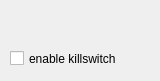
Before: the Qt Designer form mainwindow.ui in killuglyjoe/KillswitchTest, drawn with Qt 5.
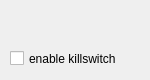
After: the same form once the commit is applied.

The edit to the form file:
```diff
--- a/mainwindow.ui
+++ b/mainwindow.ui
@@ -6,10 +6,16 @@
    <rect>
     <x>0</x>
     <y>0</y>
-    <width>160</width>
-    <height>81</height>
+    <width>150</width>
+    <height>80</height>
    </rect>
   </property>
+  <property name="maximumSize">
+   <size>
+    <width>150</width>
+    <height>80</height>
+   </size>
+  </property>
   <property name="windowTitle">
    <string>MainWindow</string>
   </property>
```
Left out of the diff: 2 changed lines with no effect on the pictures.
